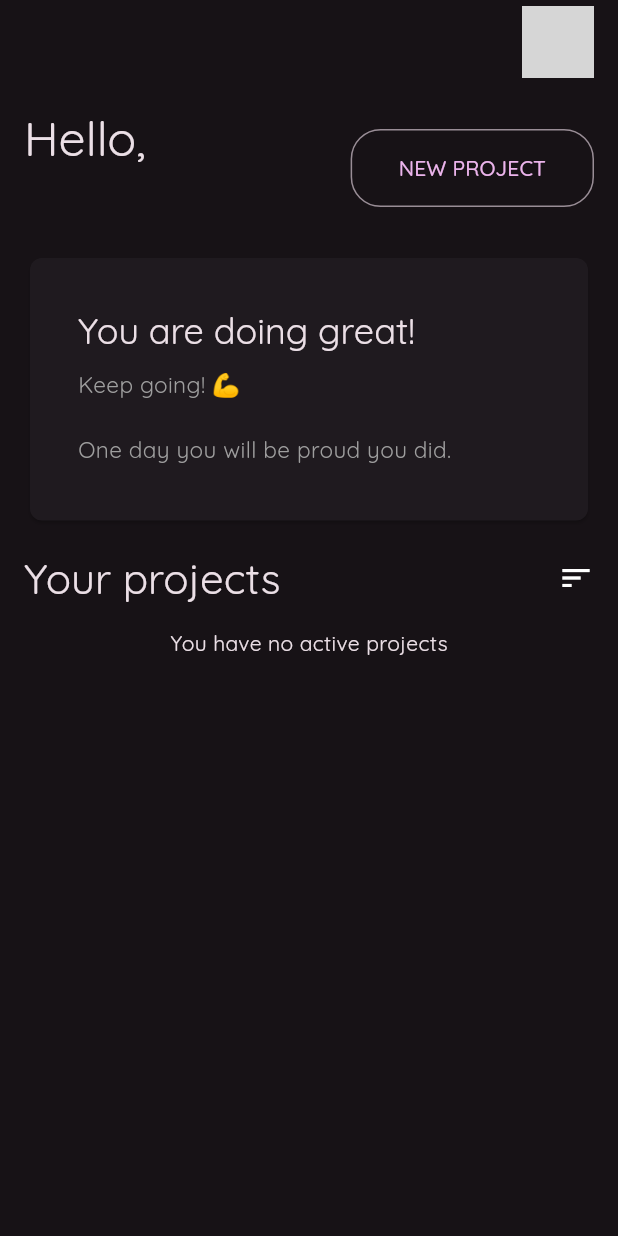
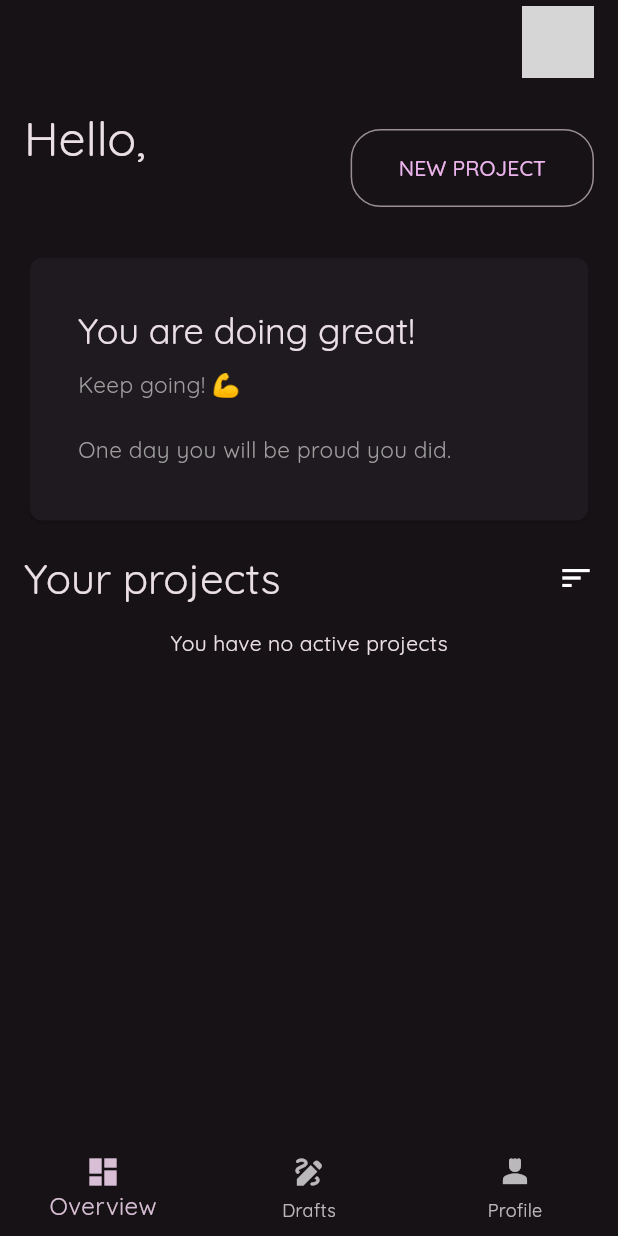
Before and after one commit to marcosaia/droomy-flutter, a Flutter app: the DashboardScreen screen opened directly, on a phone screen of 412 x 824 dp. Run offline on Flutter 3.47's test engine with Material 3 defaults, Android fonts, the phone set to English and light mode, and no system bars; our stand-ins replace audioplayers, cloud_firestore, firebase_auth, firebase_core, flutter_html, flutter_riverpod and 5 more; accounts and stored records are empty; generated files the repository leaves out were written again; network calls fail; grey boxes are pictures that could not be loaded.

Commit message:
Re-orderable action items, UI improvements and fixes

```diff
--- a/lib/screens/dashboard/screens/dashboard_screen.dart
+++ b/lib/screens/dashboard/screens/dashboard_screen.dart
@@ -1,17 +1,13 @@
-import 'package:droomy/common/constants.dart';
-import 'package:droomy/common/utils.dart';
 import 'package:droomy/models/project.dart';
 import 'package:droomy/models/user.dart';
 import 'package:droomy/screens/dashboard/controllers/dashboard_controller.dart';
+import 'package:droomy/screens/dashboard/controllers/dashboard_state.dart';
+import 'package:droomy/screens/dashboard/tabs/dashboard_projects_overview.dart';
 import 'package:droomy/screens/dashboard/widgets/dashboard_end_drawer.dart';
 import 'package:droomy/screens/project/screens/project_detail_screen.dart';
 import 'package:flutter/material.dart';
 import 'package:flutter_riverpod/flutter_riverpod.dart';
-
-import '../widgets/user_progress_overview_card.dart';
-import '../widgets/projects_list_view.dart';
 import '../../../widgets/user_profile_app_bar.dart';
-import '../widgets/dashboard_header.dart';
 
 class DashboardScreen extends ConsumerStatefulWidget {
   const DashboardScreen({super.key});
@@ -23,12 +19,40 @@ class DashboardScreen extends ConsumerStatefulWidget {
 }
 
 class _DashboardScreenState extends ConsumerState<DashboardScreen> {
+  int _currentTabIndex = 0;
+
   @override
   void initState() {
     WidgetsBinding.instance.addPostFrameCallback((_) {
       ref.read(dashboardControllerProvider.notifier).fetchUserProjects();
     });
     super.initState();
+  }
+
+  Widget _getCurrentTabWidget(DashboardState state, User currentUser) {
+    switch (_currentTabIndex) {
+      // Dashboard Overview
+      case 0:
+        return DashboardProjectsOverview(
+          currentUser: currentUser,
+          isProjectsLoading: state.isProjectsLoading,
+          projects: state.projects,
+          onProjectSelected: (project) {
+            _navigateToProjectDetail(context, project);
+          },
+        );
+      // Drafts
+      case 1:
+        return Container(
+          alignment: Alignment.center,
+          child: const Text("Drafts"),
+        );
+      case 2:
+        return Container(
+            alignment: Alignment.center, child: const Text("Profile"));
+    }
+
+    return Container();
   }
 
   @override
@@ -50,15 +74,29 @@ class _DashboardScreenState extends ConsumerState<DashboardScreen> {
           Scaffold.of(context).openEndDrawer();
         },
       ),
+      body: _getCurrentTabWidget(state, currentUser),
       endDrawer: const DashboardEndDrawer(),
-        body: _DashboardProjectsOverview(
-          currentUser: currentUser,
-          isProjectsLoading: state.isProjectsLoading,
-          projects: state.projects,
-          onProjectSelected: (project) {
-            _navigateToProjectDetail(context, project);
+      bottomNavigationBar: Theme(
+        data: Theme.of(context).copyWith(
+            splashColor: Colors.transparent,
+            highlightColor: Colors.transparent),
+        child: BottomNavigationBar(
+            selectedFontSize: 16,
+            currentIndex: _currentTabIndex,
+            onTap: (index) {
+              setState(() {
+                _currentTabIndex = index;
+              });
             },
-        ));
+            items: const [
+              BottomNavigationBarItem(
+                  icon: Icon(Icons.dashboard), label: 'Overview'),
+              BottomNavigationBarItem(icon: Icon(Icons.draw), label: 'Drafts'),
+              BottomNavigationBarItem(
+                  icon: Icon(Icons.person_4), label: 'Profile'),
+            ]),
+      ),
+    );
   }
 
   void _navigateToProjectDetail(BuildContext context, Project project) async {
@@ -67,80 +105,3 @@ class _DashboardScreenState extends ConsumerState<DashboardScreen> {
     ref.read(dashboardControllerProvider.notifier).fetchUserProjects();
   }
 }
-
-class _DashboardProjectsOverview extends StatefulWidget {
-  const _DashboardProjectsOverview({
-    required this.currentUser,
-    required this.projects,
-    required this.onProjectSelected,
-    required this.isProjectsLoading,
-  });
-
-  final User currentUser;
-  final List<Project> projects;
-  final bool isProjectsLoading;
-  final void Function(Project project) onProjectSelected;
-
-  @override
-  State<_DashboardProjectsOverview> createState() =>
-      _DashboardProjectsOverviewState();
-}
-
-class _DashboardProjectsOverviewState
-    extends State<_DashboardProjectsOverview> {
-  @override
-  Widget build(BuildContext context) {
-    return widget.isProjectsLoading
-        ? Padding(
-            padding: const EdgeInsets.fromLTRB(0, 16.0, 0, 32.0),
-            child: _getMainContainer(),
-          )
-        : SingleChildScrollView(
-            padding: const EdgeInsets.fromLTRB(0, 16.0, 0, 32.0),
-            child: _getMainContainer());
-  }
-
-  Widget _getMainContainer() {
-    return Container(
-      margin: const EdgeInsets.symmetric(horizontal: 16.0),
-      child: Column(
-        mainAxisSize:
-            widget.isProjectsLoading ? MainAxisSize.max : MainAxisSize.min,
-        crossAxisAlignment: CrossAxisAlignment.start,
-        children: <Widget>[
-          // User Header Text
-          DashboardHeader(currentUser: widget.currentUser),
-          const Padding(
-            padding: EdgeInsets.symmetric(vertical: Constants.paddingSmall),
-          ),
-
-          // User Header Overview Card
-          const UserProgressOverviewCard(),
-          const SizedBox(height: 16),
-
-          // Projects List and Filters
-          Row(
-            children: [
-              Text('Your projects',
-                  style: Theme.of(context).textTheme.headlineMedium),
-              const Spacer(),
-              GestureDetector(
-                  onTap: () =>
-                      showMessageOverlay(context, message: 'Filter pressed'),
-                  child: const Icon(Icons.sort)),
-            ],
-          ),
-          const SizedBox(height: 16),
-          widget.isProjectsLoading
-              ? const Expanded(
-                  child: Center(child: CircularProgressIndicator()),
-                )
-              : ProjectsListView(
-                  projects: widget.projects,
-                  onProjectSelected: widget.onProjectSelected,
-                )
-        ],
-      ),
-    );
-  }
-}
--- /dev/null
+++ b/lib/screens/dashboard/tabs/dashboard_projects_overview.dart
@@ -0,0 +1,85 @@
+import 'package:droomy/common/constants.dart';
+import 'package:droomy/common/utils.dart';
+import 'package:droomy/models/project.dart';
+import 'package:droomy/models/user.dart';
+import 'package:droomy/screens/dashboard/widgets/dashboard_header.dart';
+import 'package:droomy/screens/dashboard/widgets/projects_list_view.dart';
+import 'package:droomy/screens/dashboard/widgets/user_progress_overview_card.dart';
+import 'package:flutter/material.dart';
+
+class DashboardProjectsOverview extends StatefulWidget {
+  const DashboardProjectsOverview({
+    super.key,
+    required this.currentUser,
+    required this.projects,
+    required this.onProjectSelected,
+    required this.isProjectsLoading,
+  });
+
+  final User currentUser;
+  final List<Project> projects;
+  final bool isProjectsLoading;
+  final void Function(Project project) onProjectSelected;
+
+  @override
+  State<DashboardProjectsOverview> createState() =>
+      _DashboardProjectsOverviewState();
+}
+
+class _DashboardProjectsOverviewState extends State<DashboardProjectsOverview> {
+  @override
+  Widget build(BuildContext context) {
+    return widget.isProjectsLoading
+        ? Padding(
+            padding: const EdgeInsets.fromLTRB(0, 16.0, 0, 32.0),
+            child: _getMainContainer(),
+          )
+        : SingleChildScrollView(
+            padding: const EdgeInsets.fromLTRB(0, 16.0, 0, 32.0),
+            child: _getMainContainer());
+  }
+
+  Widget _getMainContainer() {
+    return Container(
+      margin: const EdgeInsets.symmetric(horizontal: 16.0),
+      child: Column(
+        mainAxisSize:
+            widget.isProjectsLoading ? MainAxisSize.max : MainAxisSize.min,
+        crossAxisAlignment: CrossAxisAlignment.start,
+        children: <Widget>[
+          // User Header Text
+          DashboardHeader(currentUser: widget.currentUser),
+          const Padding(
+            padding: EdgeInsets.symmetric(vertical: Constants.paddingSmall),
+          ),
+
+          // User Header Overview Card
+          const UserProgressOverviewCard(),
+          const SizedBox(height: 16),
+
+          // Projects List and Filters
+          Row(
+            children: [
+              Text('Your projects',
+                  style: Theme.of(context).textTheme.headlineMedium),
+              const Spacer(),
+              GestureDetector(
+                  onTap: () =>
+                      showMessageOverlay(context, message: 'Filter pressed'),
+                  child: const Icon(Icons.sort)),
+            ],
+          ),
+          const SizedBox(height: 16),
+          widget.isProjectsLoading
+              ? const Expanded(
+                  child: Center(child: CircularProgressIndicator()),
+                )
+              : ProjectsListView(
+                  projects: widget.projects,
+                  onProjectSelected: widget.onProjectSelected,
+                )
+        ],
+      ),
+    );
+  }
+}
--- a/lib/services/projects/firebase_project_repository.dart
+++ b/lib/services/projects/firebase_project_repository.dart
@@ -50,10 +50,11 @@ class FirebaseProjectRepository extends ProjectRepository {
 
   Future<void> _fbUpdateProject(
       String projectId, Project updatedProject) async {
+    final updatedProjectJson = updatedProject.toJson();
     await _firestore
         .collection('users/$_userId/projects')
         .doc(projectId)
-        .update(updatedProject.toJson());
+        .update(updatedProjectJson);
   }
 
   Future<void> _fbAddProject(Project newProject) async {
```
Also changed, not shown: lib/models/action_item.dart (+16 -0 lines), lib/screens/project/controllers/project_detail_controller.dart (+38 -1 lines), lib/screens/project/screens/project_detail_screen.dart (+36 -19 lines), lib/screens/project/widgets/action_items/project_action_item_view.dart (+11 -1 lines), lib/screens/project/widgets/action_items/project_action_items_list_view.dart (+11 -1 lines). Lines whose indentation alone changed are shown as unchanged.
